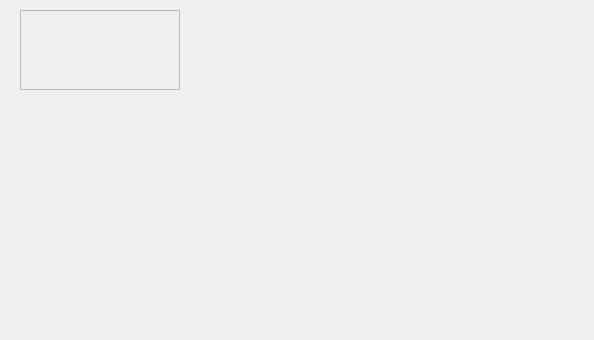
Before: the Qt Designer form src/gui/QT/applicationsettingstab.ui in mit-spbau-ru/Syrop, drawn with Qt 5.
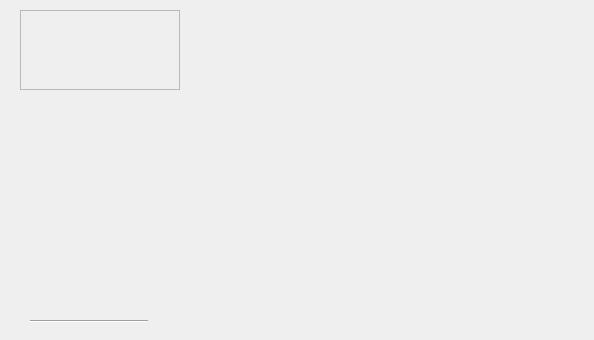
After: the same form once the commit is applied.

```diff
--- a/src/gui/QT/applicationsettingstab.ui
+++ b/src/gui/QT/applicationsettingstab.ui
@@ -65,6 +65,19 @@
     </item>
    </layout>
   </widget>
+  <widget class="Line" name="line">
+   <property name="geometry">
+    <rect>
+     <x>30</x>
+     <y>320</y>
+     <width>118</width>
+     <height>3</height>
+    </rect>
+   </property>
+   <property name="orientation">
+    <enum>Qt::Horizontal</enum>
+   </property>
+  </widget>
  </widget>
  <resources/>
  <connections/>
```
Left out of the diff: 2 changed lines with no effect on the pictures.
